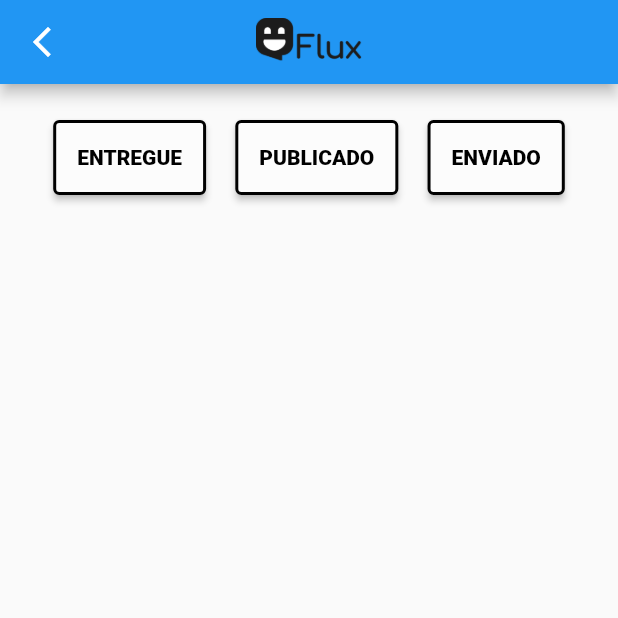
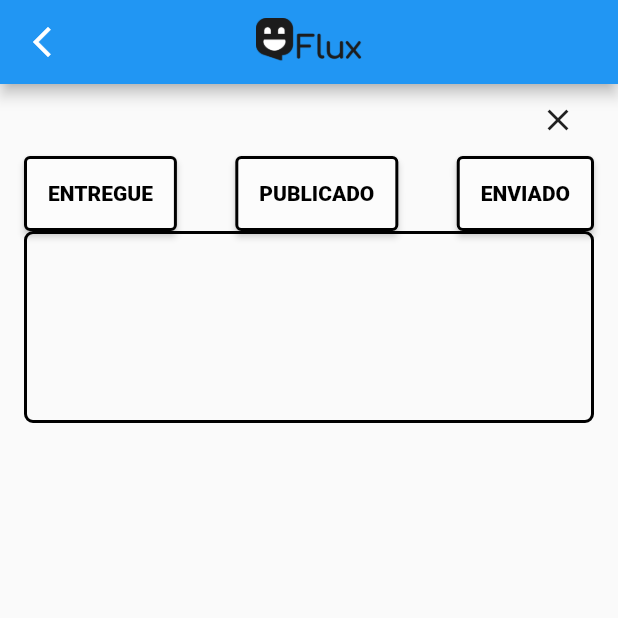
Before and after one commit to douglaswender/flux, a Flutter app: the OrderPage screen opened by its route, on a phone screen of 412 x 824 dp, the top half of it. Run offline on Flutter 3.47's test engine with Material 2 defaults, Android fonts, the phone set to English and light mode, and no system bars; our stand-ins replace cloud_firestore, connectivity, dartz, equatable, firebase_auth, firebase_core and 10 more; accounts and stored records are empty; generated files the repository leaves out were written again.

Commit message:
init order item widget fix filter buttons

```diff
--- a/flux_client/lib/app/modules/order/presentation/order_page.dart
+++ b/flux_client/lib/app/modules/order/presentation/order_page.dart
@@ -3,6 +3,7 @@ import 'package:flutter_modular/flutter_modular.dart';
 import 'package:flux_client/app/core/core.dart';
 import 'package:flutter/material.dart';
 import 'package:flux_client/app/modules/order/presentation/widgets/filter_buttons/filter_buttons_widget.dart';
+import 'package:flux_client/app/modules/order/presentation/widgets/order_item/order_item_widget.dart';
 
 import 'package:flux_client/app/shared/widgets/app_bar/app_bar_widget.dart';
 import 'package:flux_client/app/shared/widgets/soft_button/soft_button_model.dart';
@@ -26,15 +27,13 @@ class OrderPageState extends State<OrderPage> {
         isBackButton: true,
         onTap: () => Modular.to.pop(),
       ),
-      body: Column(
-        children: <Widget>[
-          SizedBox(
-            height: AppSizes.s24,
-          ),
-          Observer(
-            builder: (_) => Padding(
-              padding: EdgeInsets.symmetric(horizontal: AppSizes.s16),
-              child: FilterButtons(
+      body: Padding(
+        padding: EdgeInsets.symmetric(horizontal: AppSizes.s16),
+        child: Column(
+          children: <Widget>[
+            Observer(
+              builder: (_) => FilterButtons(
+                iconButtonAction: () {},
                 softButtonsModels: [
                   SoftButtonModel(
                       label: 'entregue',
@@ -46,8 +45,9 @@ class OrderPageState extends State<OrderPage> {
                 ],
               ),
             ),
-          ),
-        ],
+            OrderItemWidget()
+          ],
+        ),
       ),
     );
   }
--- a/flux_client/lib/app/modules/order/presentation/widgets/filter_buttons/filter_buttons_widget.dart
+++ b/flux_client/lib/app/modules/order/presentation/widgets/filter_buttons/filter_buttons_widget.dart
@@ -1,6 +1,7 @@
 import 'package:flutter/material.dart';
 import 'package:flutter_mobx/flutter_mobx.dart';
 import 'package:flutter_modular/flutter_modular.dart';
+import 'package:flux_client/app/core/core.dart';
 import 'package:flux_client/app/shared/widgets/soft_button/soft_button_model.dart';
 import 'package:flux_client/app/shared/widgets/soft_button/soft_button_widget.dart';
 
@@ -17,7 +18,7 @@ class FilterButtons extends StatefulWidget {
     required this.softButtonsModels,
     this.currentIndex = 0,
     this.iconButtonAction,
-    this.icon,
+    this.icon = Icons.clear,
   }) : super(key: key);
 
   @override
@@ -30,8 +31,23 @@ class _FilterButtonsState extends State<FilterButtons> {
     final FilterButtonStore store = Modular.get();
 
     return Observer(
-      builder: (_) => Row(
-        mainAxisAlignment: MainAxisAlignment.spaceEvenly,
+      builder: (_) => Column(
+        mainAxisSize: MainAxisSize.min,
+        children: [
+          if (widget.iconButtonAction != null)
+            Row(
+              mainAxisAlignment: MainAxisAlignment.end,
+              children: [
+                IconButton(
+                    onPressed: () {
+                      store.clearIndex();
+                      widget.iconButtonAction!;
+                    },
+                    icon: Icon(widget.icon)),
+              ],
+            ),
+          Row(
+            mainAxisAlignment: MainAxisAlignment.spaceBetween,
             children: [
               ...widget.softButtonsModels.map(
                 (e) => SoftButtonWidget(
@@ -45,9 +61,8 @@ class _FilterButtonsState extends State<FilterButtons> {
                   text: e.label!,
                 ),
               ),
-          if (widget.iconButtonAction != null)
-            IconButton(
-                onPressed: widget.iconButtonAction, icon: Icon(widget.icon))
+            ],
+          ),
         ],
       ),
     );
--- /dev/null
+++ b/flux_client/lib/app/modules/order/presentation/widgets/order_item/order_item_widget.dart
@@ -0,0 +1,22 @@
+import 'package:flutter/material.dart';
+import 'package:flux_client/app/core/core.dart';
+
+class OrderItemWidget extends StatefulWidget {
+  const OrderItemWidget({Key? key}) : super(key: key);
+
+  @override
+  _OrderItemWidgetState createState() => _OrderItemWidgetState();
+}
+
+class _OrderItemWidgetState extends State<OrderItemWidget> {
+  @override
+  Widget build(BuildContext context) {
+    return Container(
+      height: AppSizes.s128,
+      decoration: BoxDecoration(
+        border: Border.all(color: Colors.black, width: 2),
+        borderRadius: BorderRadius.all(Radius.circular(6)),
+      ),
+    );
+  }
+}
```
Lines whose indentation alone changed are shown as unchanged.
